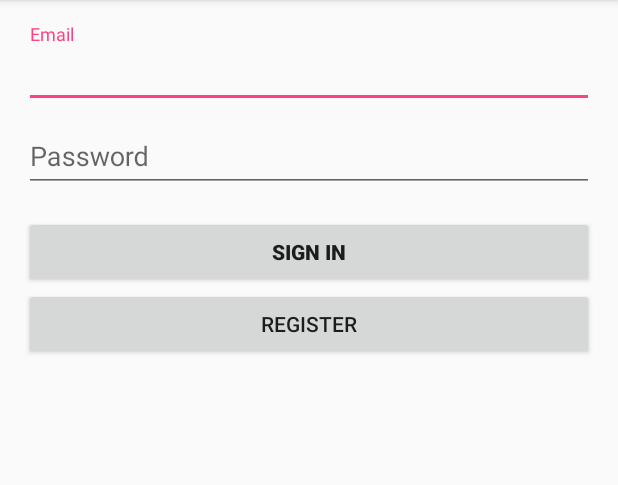
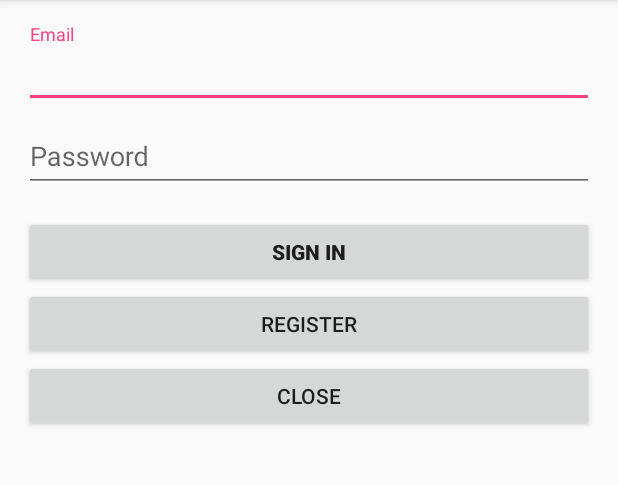
Before and after one commit to andrew-ho/cs2340-teamAndrew, an Android app: the screen it shows after launch (LoginScreenActivity), on a phone screen of 412 x 824 dp, the part 84-569 px from its top. Run offline under Robolectric (Android 15) with nearby library versions, the phone set to English and light mode, and no system bars; 2 statements that could not run were skipped.

Commit message:
added logout, login, and dummy application behaviors

```diff
--- a/cs2340-teamAndrew/WheresMyStuff/app/src/main/java/controller/ApplicationActivity.java
+++ b/cs2340-teamAndrew/WheresMyStuff/app/src/main/java/controller/ApplicationActivity.java
@@ -1,5 +1,6 @@
 package controller;
 
+import android.content.Intent;
 import android.os.Bundle;
 import android.support.design.widget.FloatingActionButton;
 import android.support.design.widget.Snackbar;
@@ -22,6 +23,8 @@ public class ApplicationActivity extends AppCompatActivity {
         logout.setOnClickListener(new View.OnClickListener() {
             @Override
             public void onClick(View view) {
+                Intent intent = new Intent(getBaseContext(),LoginScreenActivity.class);
+                startActivity(intent);
 
             }
         });
--- a/cs2340-teamAndrew/WheresMyStuff/app/src/main/java/controller/LoginScreenActivity.java
+++ b/cs2340-teamAndrew/WheresMyStuff/app/src/main/java/controller/LoginScreenActivity.java
@@ -5,6 +5,7 @@ import model.User;
 import android.animation.Animator;
 import android.animation.AnimatorListenerAdapter;
 import android.annotation.TargetApi;
+import android.content.Intent;
 import android.content.pm.PackageManager;
 import android.support.annotation.NonNull;
 import android.support.design.widget.Snackbar;
@@ -77,6 +78,14 @@ public class LoginScreenActivity extends AppCompatActivity implements LoaderCall
                     return true;
                 }
                 return false;
+            }
+        });
+
+        Button mExitButton = (Button) findViewById(R.id.ExitApp);
+        mExitButton.setOnClickListener(new OnClickListener() {
+            @Override
+            public void onClick(View view) {
+                finish();
             }
         });
 
@@ -335,6 +344,8 @@ public class LoginScreenActivity extends AppCompatActivity implements LoaderCall
             showProgress(false);
 
             if (success) {
+                Intent intent = new Intent(getBaseContext(), ApplicationActivity.class);
+                startActivity(intent);
 
             } else {
                 mPasswordView.setError(getString(R.string.error_incorrect_password));
--- a/cs2340-teamAndrew/WheresMyStuff/app/src/main/res/layout/activity_login_screen.xml
+++ b/cs2340-teamAndrew/WheresMyStuff/app/src/main/res/layout/activity_login_screen.xml
@@ -76,6 +76,12 @@
                 android:layout_height="wrap_content"
                 android:text="@string/action_register" />
 
+            <Button
+                android:id="@+id/ExitApp"
+                android:layout_width="match_parent"
+                android:layout_height="wrap_content"
+                android:text="@string/exit_app_message" />
+
         </LinearLayout>
     </ScrollView>
 </LinearLayout>
--- a/cs2340-teamAndrew/WheresMyStuff/app/src/main/res/values/strings.xml
+++ b/cs2340-teamAndrew/WheresMyStuff/app/src/main/res/values/strings.xml
@@ -17,4 +17,5 @@
     <string name="unfinishedPlaceholder">Welcome to The Unfinished App!</string>
     <string name="LogoutButton">Logout</string>
     <string name="title_activity_application">ApplicationActivity</string>
+    <string name="exit_app_message">Close</string>
 </resources>
```
